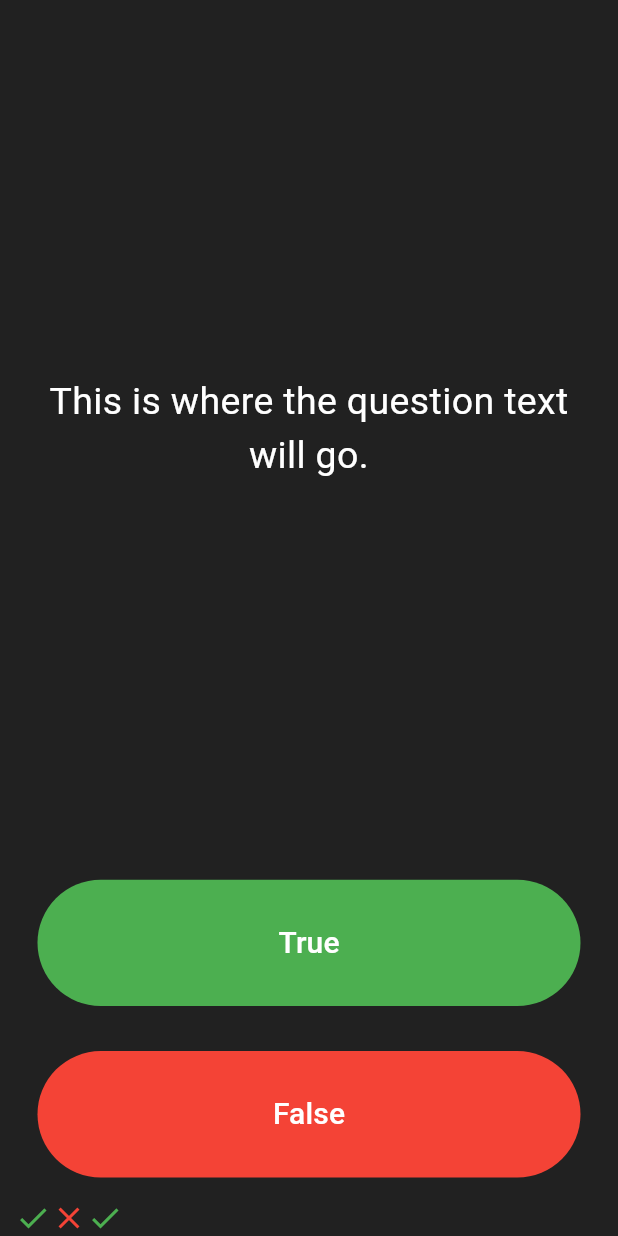
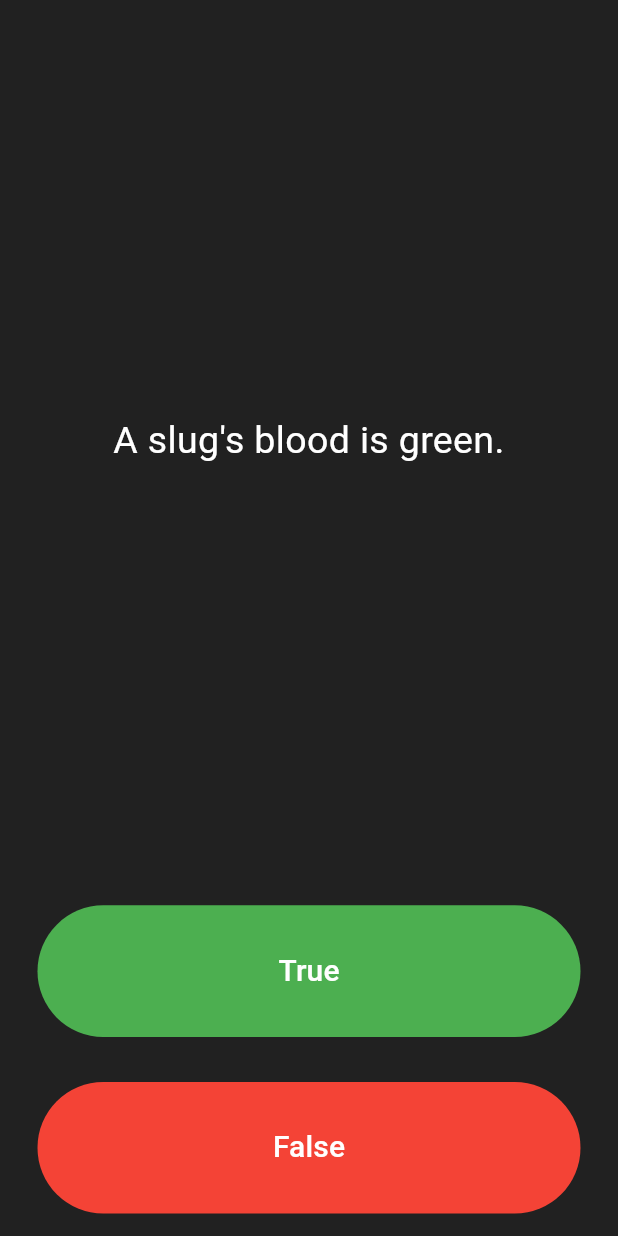
Before and after one commit to AayushChaube/quizzler, a Flutter app: the screen it shows after launch, after a tap on "True", after a tap on "False", on a phone screen of 412 x 824 dp. Run offline on Flutter 3.47's test engine with Material 3 defaults, Android fonts, the phone set to English and light mode, and no system bars.

Commit message:
Displayed the questions.

```diff
--- a/lib/main.dart
+++ b/lib/main.dart
@@ -31,16 +31,13 @@ class QuizPage extends StatefulWidget {
 }
 
 class _QuizPageState extends State<QuizPage> {
-  List<Icon> scoreKeeper = [
-    const Icon(
-      Icons.check,
-      color: Colors.green,
-    ),
-    const Icon(
-      Icons.close,
-      color: Colors.red,
-    )
+  int questionNumber = 0;
+  List<String> questions = [
+    'You can lead a cow down stairs but not up stairs.',
+    'Approximately one quarter of human bones are in the feet.',
+    'A slug\'s blood is green.'
   ];
+  List<Icon> scoreKeeper = [];
 
   @override
   Widget build(BuildContext context) {
@@ -48,15 +45,15 @@ class _QuizPageState extends State<QuizPage> {
       crossAxisAlignment: CrossAxisAlignment.stretch,
       mainAxisAlignment: MainAxisAlignment.spaceBetween,
       children: [
-        const Expanded(
+        Expanded(
           flex: 5,
           child: Padding(
-            padding: EdgeInsets.all(10.0),
+            padding: const EdgeInsets.all(10.0),
             child: Center(
               child: Text(
-                'This is where the question text will go.',
+                questions[questionNumber],
                 textAlign: TextAlign.center,
-                style: TextStyle(
+                style: const TextStyle(
                   fontSize: 25.0,
                   color: Colors.white,
                 ),
@@ -75,11 +72,9 @@ class _QuizPageState extends State<QuizPage> {
               onPressed: () {
                 // The user picked true
                 setState(() {
-                  scoreKeeper.add(const Icon(
-                    Icons.check,
-                    color: Colors.green,
-                  ));
+                  questionNumber++;
                 });
+                debugPrint(questionNumber.toString());
               },
               child: const Text(
                 'True',
@@ -107,6 +102,10 @@ class _QuizPageState extends State<QuizPage> {
               ),
               onPressed: () {
                 //The user picked false.
+                setState(() {
+                  questionNumber++;
+                });
+                debugPrint(questionNumber.toString());
               },
             ),
           ),
```
